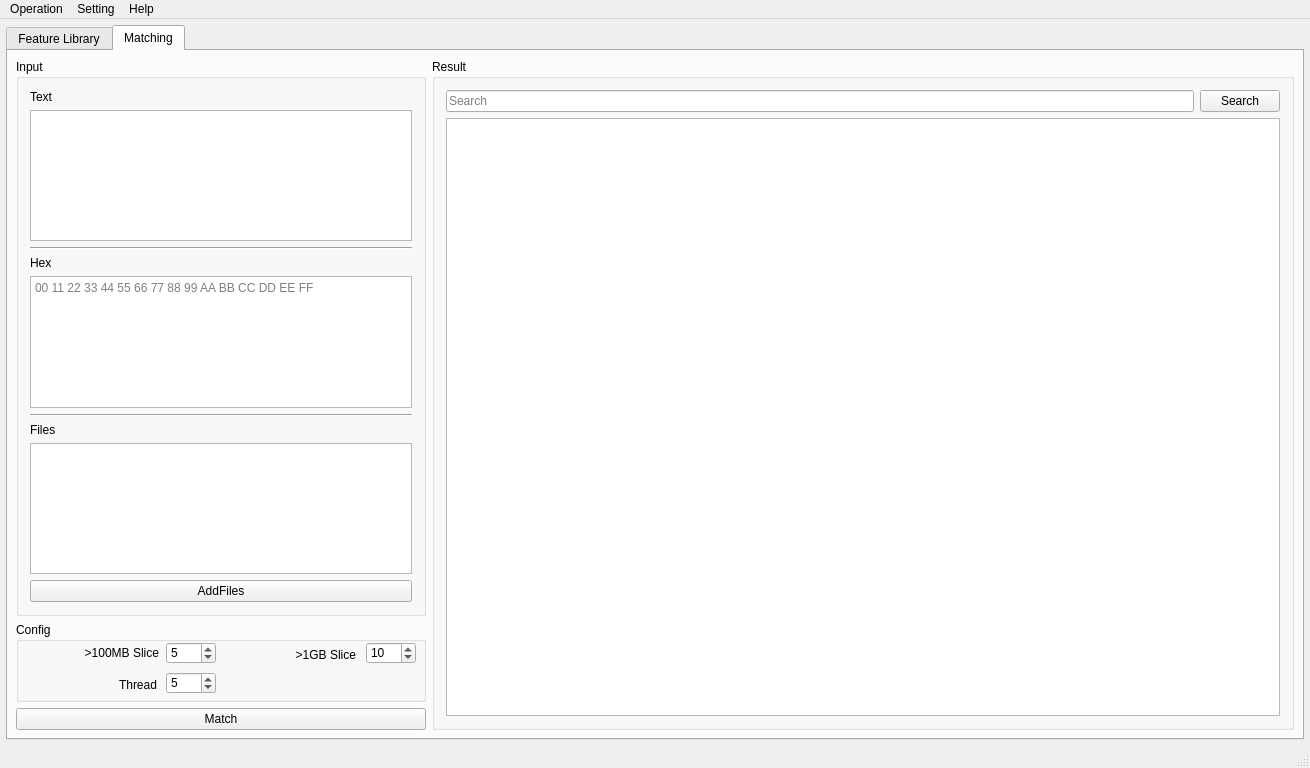
This is FireDogEditor/FireDogEditor.ui in MountCloud/FireDog as Qt 5 draws it before an edit. The edited form follows.
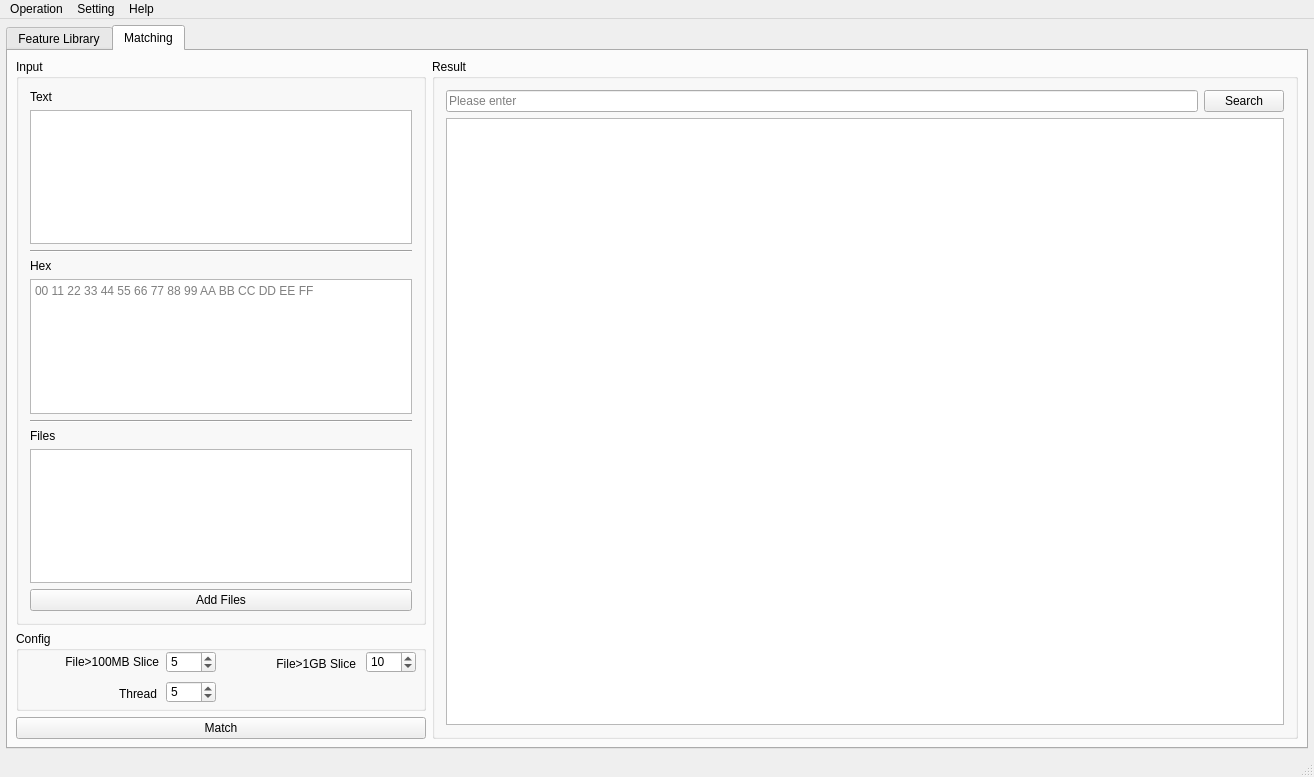
This is the edited form. The open tabs and pages were chosen to show the change. Custom widgets are drawn as their Qt base class.

Commit message: 界面国际化

```diff
--- a/FireDogEditor/FireDogEditor.ui
+++ b/FireDogEditor/FireDogEditor.ui
@@ -6,8 +6,8 @@
    <rect>
     <x>0</x>
     <y>0</y>
-    <width>1310</width>
-    <height>768</height>
+    <width>1314</width>
+    <height>777</height>
    </rect>
   </property>
   <property name="minimumSize">
@@ -297,7 +297,7 @@
            <item row="0" column="0">
             <widget class="QLineEdit" name="lineEditSearchResult">
              <property name="placeholderText">
-              <string>Search</string>
+              <string>Please enter</string>
              </property>
             </widget>
            </item>
@@ -383,7 +383,7 @@
            <item>
             <widget class="QPushButton" name="pushButtonAddFiles">
              <property name="text">
-              <string>AddFiles</string>
+              <string>Add Files</string>
              </property>
             </widget>
            </item>
@@ -456,7 +456,7 @@
             </rect>
            </property>
            <property name="text">
-            <string>&gt;100MB Slice</string>
+            <string>File&gt;100MB Slice</string>
            </property>
            <property name="alignment">
             <set>Qt::AlignRight|Qt::AlignTrailing|Qt::AlignVCenter</set>
@@ -488,7 +488,7 @@
             </rect>
            </property>
            <property name="text">
-            <string>&gt;1GB Slice</string>
+            <string>File&gt;1GB Slice</string>
            </property>
            <property name="alignment">
             <set>Qt::AlignRight|Qt::AlignTrailing|Qt::AlignVCenter</set>
@@ -523,8 +523,8 @@
     <rect>
      <x>0</x>
      <y>0</y>
-     <width>1310</width>
-     <height>26</height>
+     <width>1314</width>
+     <height>23</height>
     </rect>
    </property>
    <widget class="QMenu" name="menuOperation">
```
The commit also changes 7 other files.
